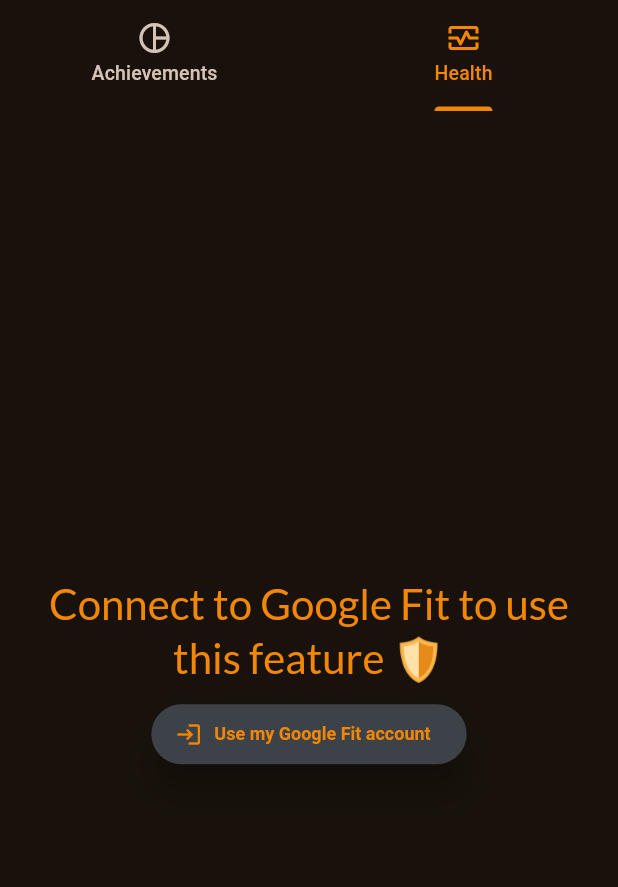
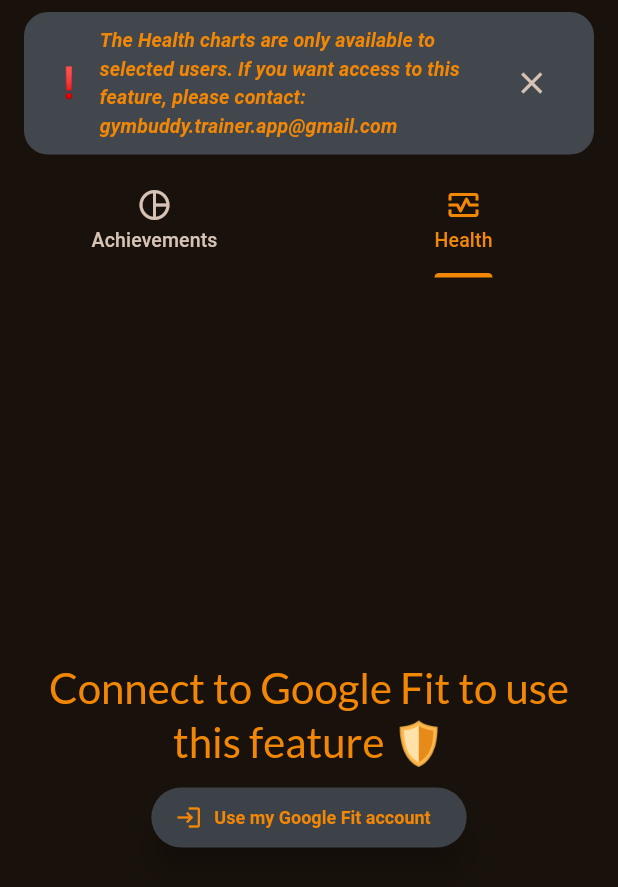
Before and after one commit to skobizsolt/gymbuddy, a Flutter app: the StatisticsSreen widget shown alone on an empty page, opened directly, tab 2 chosen, on a phone screen of 412 x 824 dp. Shown: the top 887 px of the screen. Run offline on Flutter 3.47's test engine with Material 2 defaults, Android fonts, the phone set to English and light mode, and no system bars; our stand-ins replace carousel_slider, chopper, cloud_firestore, easy_search_bar, email_validator, firebase_auth and 12 more; missing offline and left inert: duration_picker, easy_image_viewer, health; accounts and stored records are empty; generated files the repository leaves out were written again; network calls fail.

Commit message:
feat: GYM-27 hint text added to some features

```diff
--- a/lib/screen/stats_screen.dart
+++ b/lib/screen/stats_screen.dart
@@ -1,13 +1,31 @@
 import 'package:flutter/material.dart';
 import 'package:gymbuddy/screen/stats/achievements.dart';
 import 'package:gymbuddy/screen/stats/health/health_screen.dart';
+import 'package:gymbuddy/widgets/utils/information_tag.dart';
 
-class StatisticsSreen extends StatelessWidget {
+class StatisticsSreen extends StatefulWidget {
   const StatisticsSreen({super.key});
 
   @override
+  State<StatisticsSreen> createState() => _StatisticsSreenState();
+}
+
+class _StatisticsSreenState extends State<StatisticsSreen> {
+  bool _healthHintVisible = true;
+
+  @override
   Widget build(BuildContext context) {
-    return const DefaultTabController(
+    return Column(
+      children: [
+        Visibility(
+          visible: _healthHintVisible,
+          child: InformationTag(
+            margin: const EdgeInsets.symmetric(vertical: 8.0, horizontal: 16.0),
+            child: _buildHintText(context),
+          ),
+        ),
+        const Expanded(
+          child: DefaultTabController(
             length: 2,
             child: Column(
               children: [
@@ -34,6 +52,43 @@ class StatisticsSreen extends StatelessWidget {
                 ),
               ],
             ),
+          ),
+        ),
+      ],
+    );
+  }
+
+  _buildHintText(BuildContext context) {
+    return Row(
+      crossAxisAlignment: CrossAxisAlignment.center,
+      children: [
+        Text(
+          '❗',
+          style: Theme.of(context).textTheme.titleLarge,
+        ),
+        const SizedBox(
+          width: 8,
+        ),
+        Flexible(
+          child: Text(
+            "The Health charts are only available to selected users. " +
+                "If you want access to this feature, please contact:\n" +
+                "gymbuddy.trainer.app@gmail.com",
+            style: Theme.of(context).textTheme.titleSmall!.copyWith(
+                  color: Theme.of(context).colorScheme.primary,
+                  fontWeight: FontWeight.bold,
+                  fontStyle: FontStyle.italic,
+                ),
+          ),
+        ),
+        IconButton(
+            onPressed: () {
+              setState(() {
+                _healthHintVisible = !_healthHintVisible;
+              });
+            },
+            icon: const Icon(Icons.close))
+      ],
     );
   }
 }
--- a/lib/screen/workout_runner/intro_screen.dart
+++ b/lib/screen/workout_runner/intro_screen.dart
@@ -246,7 +246,10 @@ class _WorkoutReunnerIntroScreenState
             height: GlobalValues.getScreenSize(context).height * 0.2,
             child: SingleChildScrollView(
               child: Text(
-                "You are about to start a new training! To have the best experience, please follow the basic workout rules and the steps given by the trainer. If you found something wrong, please contact 'gymbuddy.trainer.app@gmail.com'! Good luck, GymBuddy! 💪",
+                "You are about to start a new training!\n" +
+                    "To have the best experience, please follow the basic workout rules and the steps given by the trainer.\n" +
+                    "If you found something wrong, please contact:\n'gymbuddy.trainer.app@gmail.com'!\n" +
+                    "Good luck, GymBuddy! 💪",
                 style: Theme.of(context).textTheme.titleSmall!.copyWith(
                       color: Theme.of(context).colorScheme.primary,
                       fontWeight: FontWeight.bold,
```
Also changed, not shown: lib/screen/workout_steps/workout_step_manager.dart (+33 -0 lines). Lines whose indentation alone changed are shown as unchanged.
